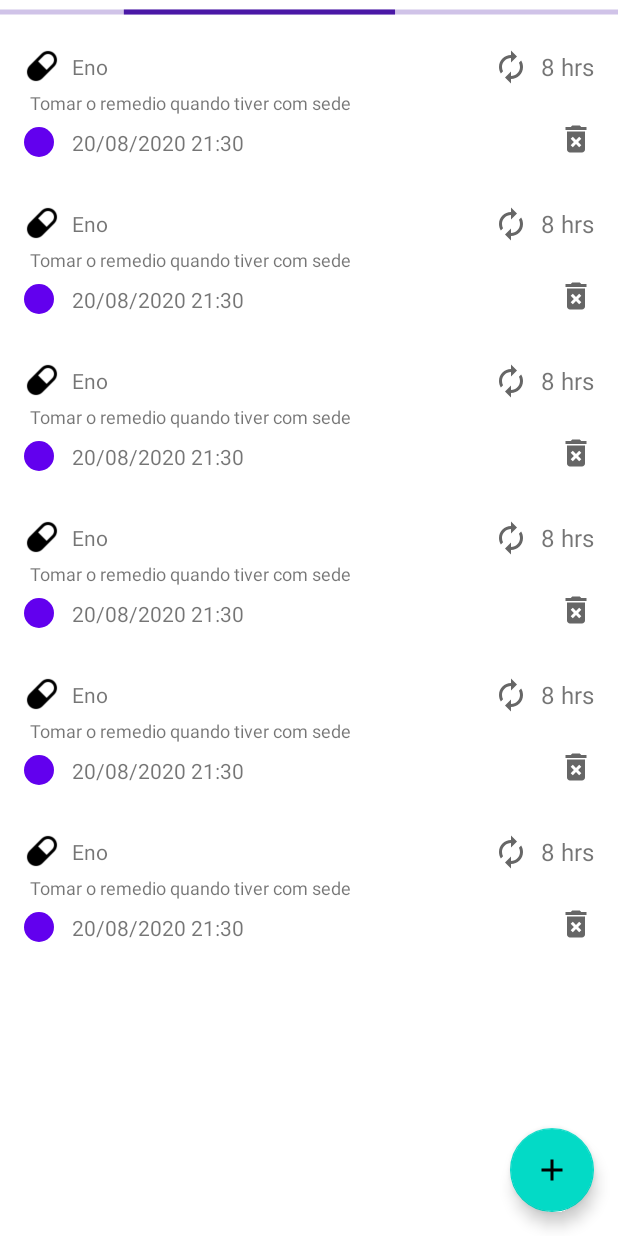
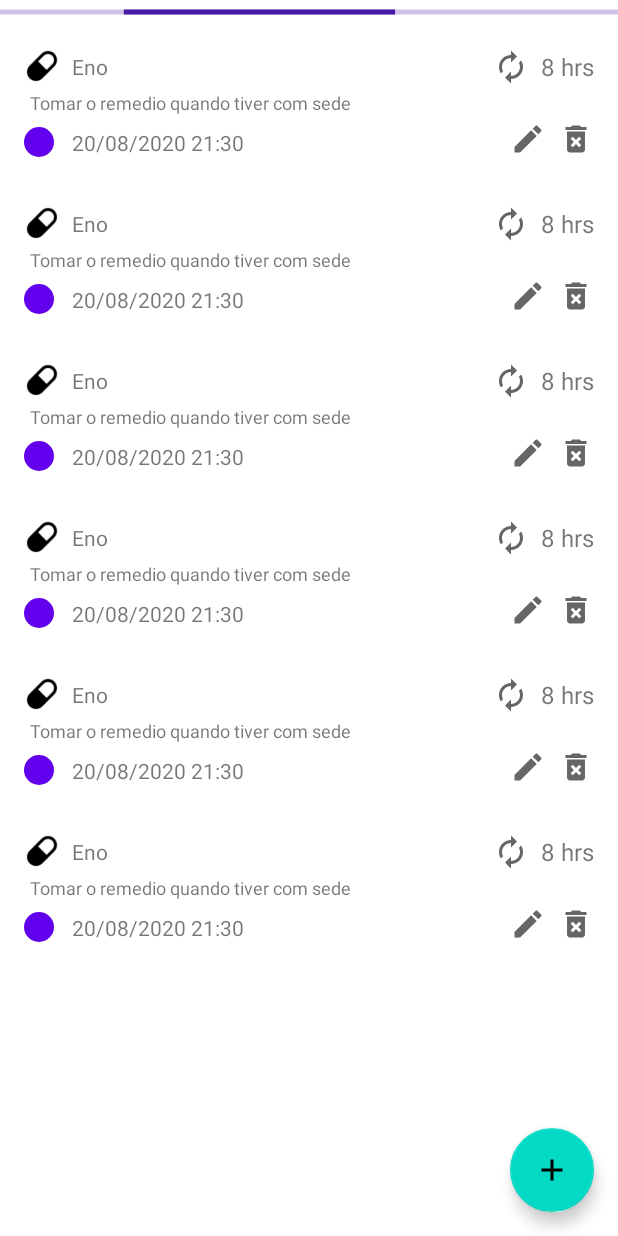
Before and after one commit to victorbrndls/Vixtra-Android, an Android app: the layout fragment_home.xml on its own in the app's theme, with its tools: preview values and no code run, on a phone screen of 412 x 824 dp. Run offline under Robolectric (Android 15) with nearby library versions, the phone set to English and light mode, and no system bars.

Commit message:
Edit medicine

```diff
--- a/app/src/main/java/com/harystolho/vixtra/core/service/MedicineService.kt
+++ b/app/src/main/java/com/harystolho/vixtra/core/service/MedicineService.kt
@@ -15,6 +15,10 @@ class MedicineService(
 
     suspend fun delete(id: String) {
         medicineRepository.delete(id)
+    }
+
+    suspend fun getMedicine(id: String): Medicine? {
+        return medicineRepository.get(id)
     }
 
     suspend fun getMedicines(): List<Medicine> {
--- /dev/null
+++ b/app/src/main/res/drawable/ic_baseline_edit_24.xml
@@ -0,0 +1,10 @@
+<vector xmlns:android="http://schemas.android.com/apk/res/android"
+    android:width="24dp"
+    android:height="24dp"
+    android:viewportWidth="24"
+    android:viewportHeight="24"
+    android:tint="?attr/colorControlNormal">
+  <path
+      android:fillColor="@android:color/white"
+      android:pathData="M3,17.25V21h3.75L17.81,9.94l-3.75,-3.75L3,17.25zM20.71,7.04c0.39,-0.39 0.39,-1.02 0,-1.41l-2.34,-2.34c-0.39,-0.39 -1.02,-0.39 -1.41,0l-1.83,1.83 3.75,3.75 1.83,-1.83z"/>
+</vector>
--- a/app/src/main/res/layout/layout_medicine_item.xml
+++ b/app/src/main/res/layout/layout_medicine_item.xml
@@ -66,6 +66,15 @@
         app:srcCompat="@drawable/delete_forever_black_24" />
 
     <ImageView
+        android:id="@+id/medi_edit"
+        android:layout_width="wrap_content"
+        android:layout_height="wrap_content"
+        android:layout_marginEnd="8dp"
+        app:layout_constraintBottom_toBottomOf="@+id/imageView4"
+        app:layout_constraintEnd_toStartOf="@+id/medi_delete"
+        app:srcCompat="@drawable/ic_baseline_edit_24" />
+
+    <ImageView
         android:id="@+id/imageView4"
         android:layout_width="20dp"
         android:layout_height="20dp"
```
Also changed, not shown: app/src/main/java/com/harystolho/vixtra/presentation/add_medicine/AddMedicineActivity.kt (+19 -0 lines), app/src/main/java/com/harystolho/vixtra/presentation/add_medicine/AddMedicineViewModel.kt (+18 -1 lines), app/src/main/java/com/harystolho/vixtra/presentation/home/HomeFragment.kt (+8 -1 lines), app/src/main/java/com/harystolho/vixtra/presentation/home/adapter/MedicineAdapter.kt (+7 -2 lines).
